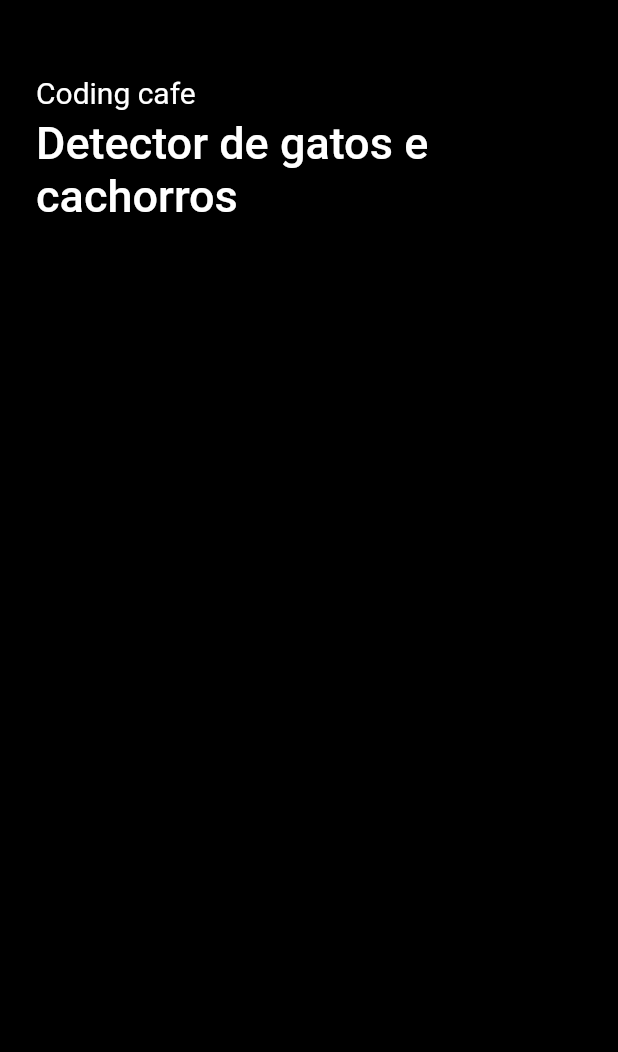
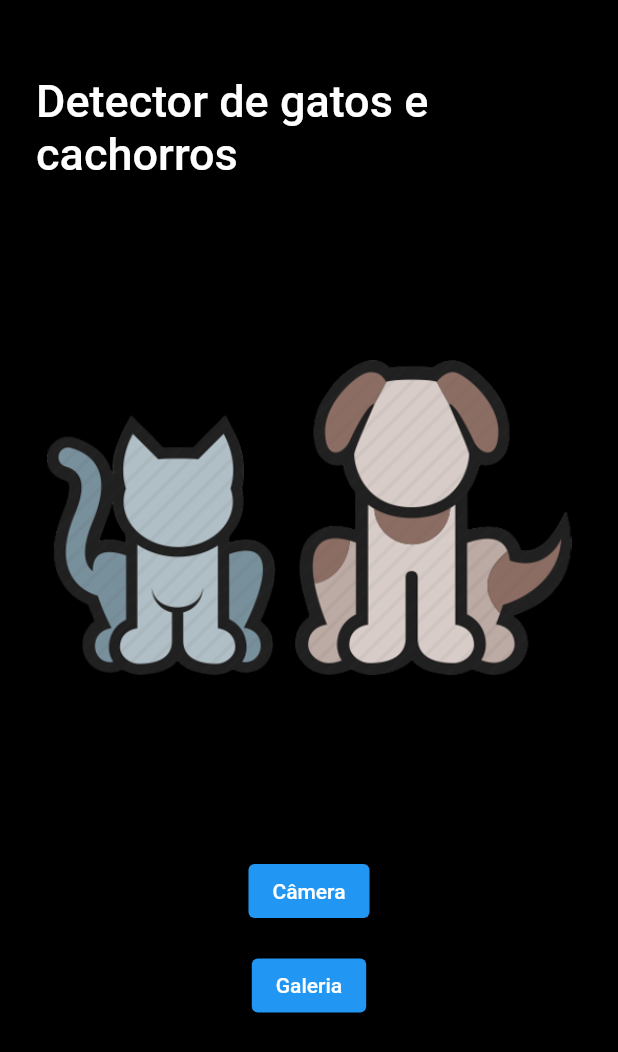
Before and after one commit to italo-souza-silva/gato-cachorro, a Flutter app: the screen it shows after launch, on a phone screen of 412 x 824 dp. Shown: the top 1052 px of the screen. Run offline on Flutter 3.47's test engine with Material 2 defaults, Android fonts, the light colour scheme and no system bars; our stand-ins replace easy_splash_screen.

Commit message:
home page done

```diff
--- a/lib/home.dart
+++ b/lib/home.dart
@@ -11,6 +11,7 @@ class Home extends StatefulWidget {
 }
 
 class _HomeState extends State<Home> {
+  bool _loading = true;
   @override
   Widget build(BuildContext context) {
     return Scaffold(
@@ -19,19 +20,44 @@ class _HomeState extends State<Home> {
             padding: const EdgeInsets.symmetric(horizontal: 24),
             child: Column(
               crossAxisAlignment: CrossAxisAlignment.start,
-              children: const <Widget>[
-                SizedBox(height: 50),
-                Text(
-                  'Coding cafe',
-                  style: TextStyle(color: Colors.white, fontSize: 20),
-                ),
-                SizedBox(height: 5),
-                Text('Detector de gatos e cachorros',
+              children: <Widget>[
+                const SizedBox(height: 50),
+                const Text('Detector de gatos e cachorros',
                     style: TextStyle(
                         color: Colors.white,
                         fontWeight: FontWeight.w500,
                         fontSize: 30)),
-                SizedBox(height: 50)
+                const SizedBox(height: 50),
+                Center(
+                  child: _loading
+                      ? Container(
+                          width: 350,
+                          child: Column(children: <Widget>[
+                            Image.asset('assets/cat_dog_icon.png'),
+                            const SizedBox(height: 50)
+                          ]),
+                        )
+                      : Container(),
+                ),
+                Container(
+                  width: MediaQuery.of(context).size.width,
+                  child: Column(children: <Widget>[
+                    ElevatedButton(
+                        onPressed: () {},
+                        child: const Text(
+                          'Câmera',
+                          style: TextStyle(color: Colors.white),
+                        )),
+                    const SizedBox(height: 15),
+                    ElevatedButton(
+                      onPressed: () {},
+                      child: const Text(
+                        'Galeria',
+                        style: TextStyle(color: Colors.white),
+                      ),
+                    )
+                  ]),
+                )
               ],
             )));
   }
--- a/lib/splashscreen.dart
+++ b/lib/splashscreen.dart
@@ -19,7 +19,7 @@ class _MySplashState extends State<MySplash> {
       durationInSeconds: 2,
       logoSize: 100,
       navigator: const Home(),
-      title: const Text('Classificador de gatos e cachorros',
+      title: const Text('Detector de gatos e cachorros',
           style: TextStyle(
               fontWeight: FontWeight.bold, fontSize: 25, color: Colors.white)),
       backgroundColor: Colors.blueAccent,
```
